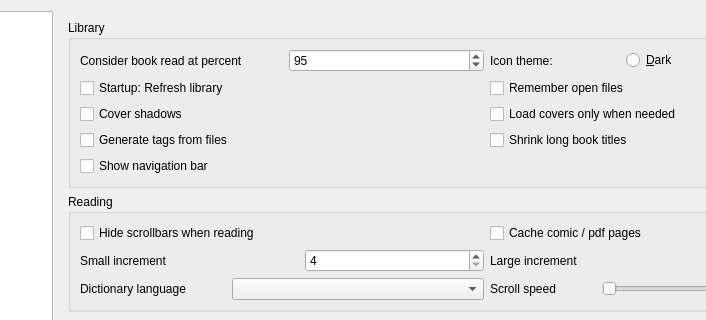
Above: lector/resources/raw/settings.ui from luhuaei/lector before the change; both pictures show x 214 to 920 and y 0 to 320 of the 1139 by 612 pixel window. Below: the same form after it.
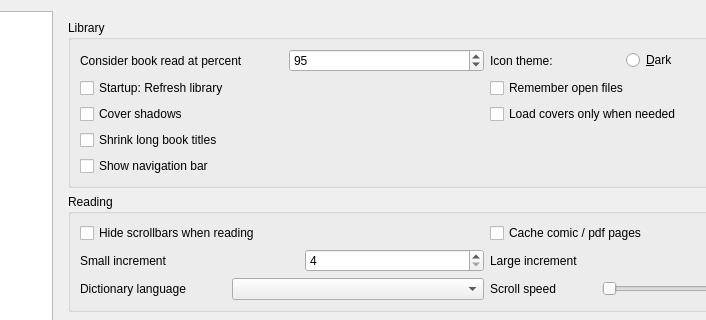
That is the form after the change. The open tabs and pages were chosen to show the change. Custom widgets are drawn as their Qt base class.

Commit message: remove auto_tags

Diff of the .ui file:
```diff
--- a/lector/resources/raw/settings.ui
+++ b/lector/resources/raw/settings.ui
@@ -175,13 +175,6 @@
                 </item>
                 <item>
                  <layout class="QHBoxLayout" name="horizontalLayout_9">
-                  <item>
-                   <widget class="QCheckBox" name="autoTags">
-                    <property name="text">
-                     <string>Generate tags from files</string>
-                    </property>
-                   </widget>
-                  </item>
                   <item>
                    <widget class="QCheckBox" name="attenuateTitles">
                     <property name="text">
```
The commit also changes 4 other files.
